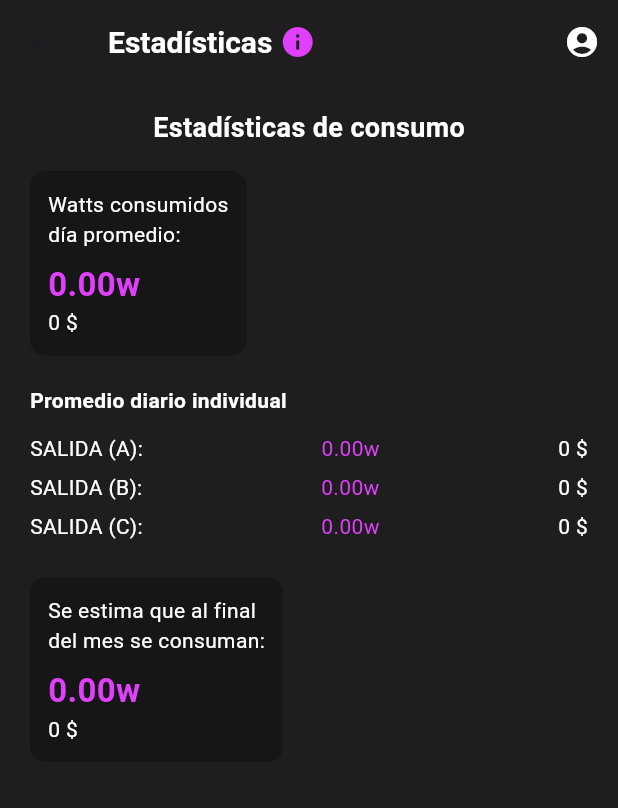
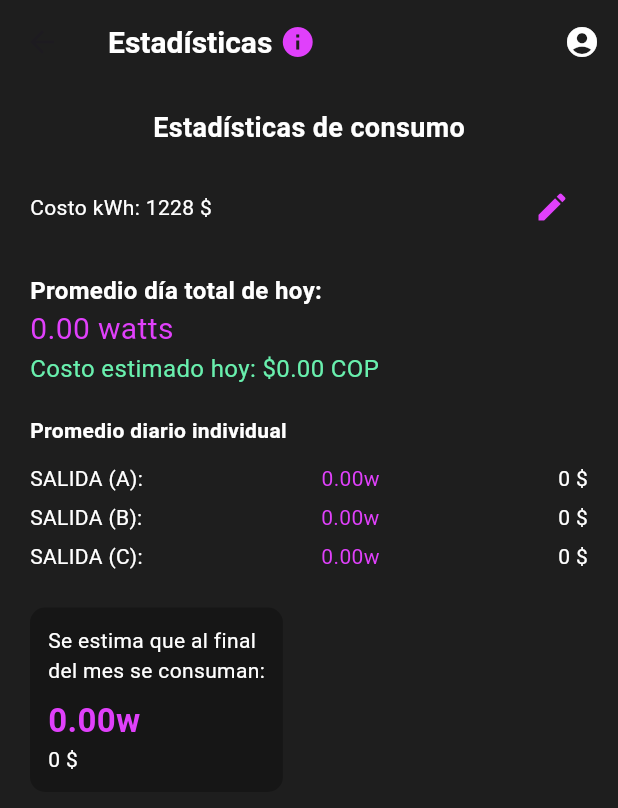
Before and after one commit to Yeison242002/reach, a Flutter app: the InfoScreen screen opened directly, on a phone screen of 412 x 824 dp. Shown: the top 808 px of the screen. Run offline on Flutter 3.47's test engine with Material 3 defaults, Android fonts, the phone set to English and light mode, and no system bars; our stand-ins replace cloud_firestore, firebase_auth, firebase_core, firebase_database, fl_chart, syncfusion_flutter_gauges; missing offline and left inert: mqtt_client; accounts and stored records are empty.

Commit message:
primera version terminada

```diff
--- a/lib/presentation/screens/info/info_screen.dart
+++ b/lib/presentation/screens/info/info_screen.dart
@@ -21,19 +21,45 @@ class _InfoScreenState extends State<InfoScreen> {
   double estimadoMesWatts = 0;
   double estimadoMesCOP = 0;
 
-  final double costoKWh = 1228;
+  double costoKWh = 1228;
+  bool editingCosto = false;
+  final TextEditingController costoController = TextEditingController();
 
   @override
   void initState() {
     super.initState();
+    cargarCostoKWh().then((_) => calcularEstadisticas());
+  }
+
+  Future<void> cargarCostoKWh() async {
+    final doc =
+        await FirebaseFirestore.instance
+            .collection('config')
+            .doc('costo_kwh')
+            .get();
+    if (doc.exists) {
+      setState(() {
+        costoKWh = (doc.data()?['valor'] ?? 1228).toDouble();
+      });
+    }
+  }
+
+  Future<void> guardarCostoKWh(double nuevoValor) async {
+    await FirebaseFirestore.instance.collection('config').doc('costo_kwh').set({
+      'valor': nuevoValor,
+    });
+    setState(() {
+      costoKWh = nuevoValor;
+      editingCosto = false;
+    });
     calcularEstadisticas();
   }
 
   Future<void> calcularEstadisticas() async {
-    final FirebaseFirestore firestore = FirebaseFirestore.instance;
+    final firestore = FirebaseFirestore.instance;
     final now = DateTime.now();
-    final String fechaActual = DateFormat('yyyy-MM-dd').format(now);
-    final String mesActual = DateFormat('yyyy-MM').format(now);
+    final fechaActual = DateFormat('yyyy-MM-dd').format(now);
+    final mesActual = DateFormat('yyyy-MM').format(now);
 
     final snap =
         await firestore
@@ -68,7 +94,6 @@ class _InfoScreenState extends State<InfoScreen> {
     final costoSalidaB = (promedioB / 1000) * costoKWh;
     final costoSalidaC = (promedioC / 1000) * costoKWh;
 
-    // Promedio mensual
     final snapMes = await firestore.collection('consumo_diario').get();
     double sumaMes = 0;
     int diasConDatos = 0;
@@ -147,36 +172,77 @@ class _InfoScreenState extends State<InfoScreen> {
               ),
             ),
             const SizedBox(height: 16),
-            Container(
-              decoration: BoxDecoration(
-                color: Colors.black26,
-                borderRadius: BorderRadius.circular(10),
+            Row(
+              children: [
+                Expanded(
+                  child:
+                      editingCosto
+                          ? TextField(
+                            controller:
+                                costoController
+                                  ..text = costoKWh.toStringAsFixed(0),
+                            keyboardType: TextInputType.number,
+                            style: const TextStyle(color: Colors.white),
+                            decoration: const InputDecoration(
+                              labelText: 'Costo kWh (COP)',
+                              labelStyle: TextStyle(color: Colors.white54),
+                              enabledBorder: UnderlineInputBorder(
+                                borderSide: BorderSide(
+                                  color: Colors.purpleAccent,
                                 ),
-              padding: const EdgeInsets.all(12),
-              child: Column(
-                crossAxisAlignment: CrossAxisAlignment.start,
-                children: [
-                  const Text(
-                    'Watts consumidos\ndía promedio:',
-                    style: TextStyle(color: Colors.white),
                               ),
-                  const SizedBox(height: 8),
+                            ),
+                            onSubmitted: (value) {
+                              final nuevoCosto = double.tryParse(value);
+                              if (nuevoCosto != null) {
+                                guardarCostoKWh(nuevoCosto);
+                              }
+                            },
+                          )
+                          : Text(
+                            'Costo kWh: ${costoKWh.toStringAsFixed(0)} \$',
+                            style: const TextStyle(color: Colors.white),
+                          ),
+                ),
+                IconButton(
+                  icon: Icon(
+                    editingCosto ? Icons.check : Icons.edit,
+                    color: Colors.purpleAccent,
+                  ),
+                  onPressed: () {
+                    if (editingCosto) {
+                      final nuevoCosto = double.tryParse(costoController.text);
+                      if (nuevoCosto != null) {
+                        guardarCostoKWh(nuevoCosto);
+                      }
+                    } else {
+                      setState(() {
+                        editingCosto = true;
+                      });
+                    }
+                  },
+                ),
+              ],
+            ),
+            const SizedBox(height: 20),
             Text(
-                    '${totalWattsDia.toStringAsFixed(2)}w',
-                    style: const TextStyle(
-                      fontSize: 22,
-                      color: Colors.purpleAccent,
+              'Promedio día total de hoy:',
+              style: TextStyle(
+                color: Colors.white,
+                fontSize: 16,
                 fontWeight: FontWeight.bold,
               ),
             ),
             Text(
-                    '${costoDia.toStringAsFixed(0)} \$',
-                    style: const TextStyle(color: Colors.white),
+              '${totalWattsDia.toStringAsFixed(2)} watts',
+              style: TextStyle(color: Colors.purpleAccent, fontSize: 20),
             ),
-                ],
-              ),
+            Text(
+              'Costo estimado hoy: \$${costoDia.toStringAsFixed(2)} COP',
+              style: TextStyle(color: Colors.greenAccent, fontSize: 16),
             ),
             const SizedBox(height: 20),
+
             const Text(
               'Promedio diario individual',
               style: TextStyle(
```
Lines whose indentation alone changed are shown as unchanged.
